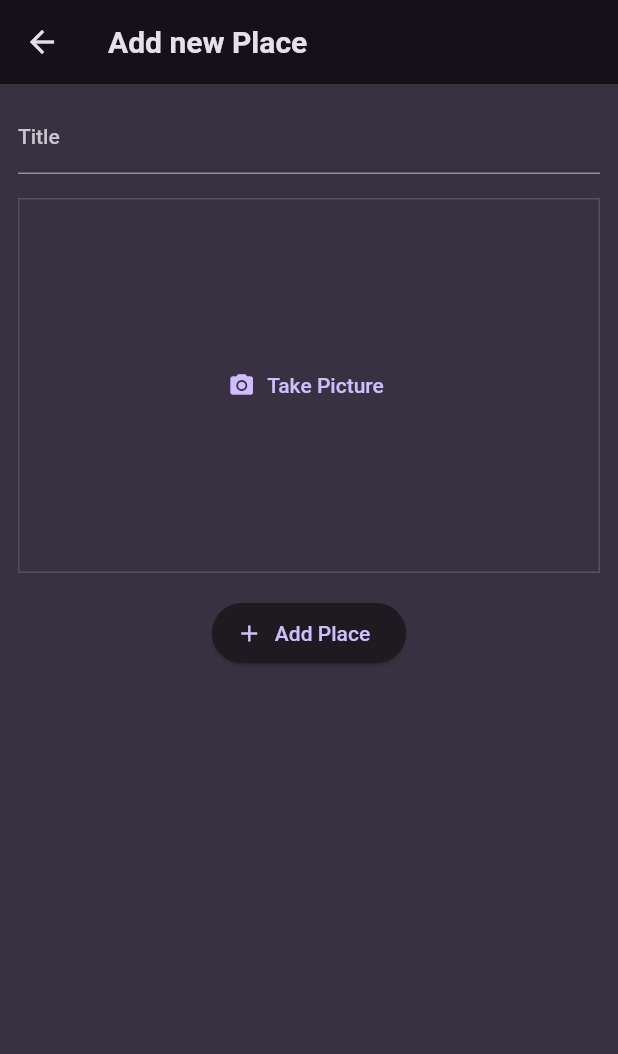
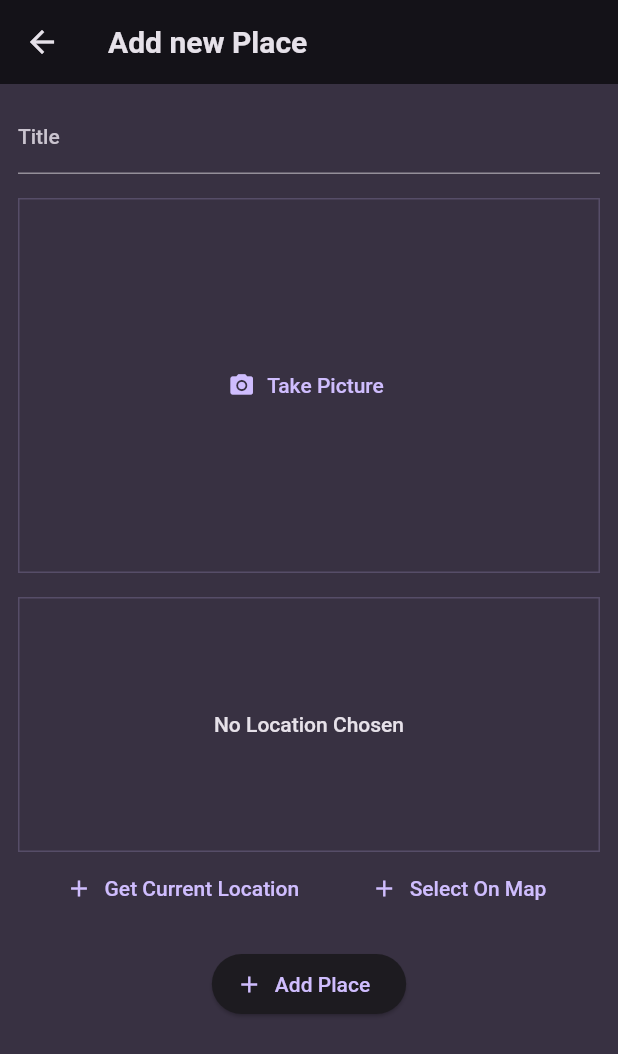
Before and after one commit to sks1992/Favorite_Places_Flutter, a Flutter app: the screen it shows after launch, after a tap on the "add" icon, on a phone screen of 412 x 824 dp. Shown: the top 1054 px of the screen. Run offline on Flutter 3.47's test engine with Material 2 defaults, Android fonts, the phone set to English and light mode, and no system bars; our stand-ins replace flutter_riverpod, google_fonts, google_maps_flutter, image_picker, location, sqflite; accounts and stored records are empty; network calls fail.

Commit message:
complete code

```diff
--- a/lib/model/place.dart
+++ b/lib/model/place.dart
@@ -7,10 +7,25 @@ const uuid = Uuid();
 class Place {
   final String id;
   final String title;
+  final PlaceLocation location;
   final File image;
 
   Place({
+    required this.title,
+    required this.location,
     required this.image,
-    required this.title,
-  }) : id = uuid.v4();
+    String? id,
+  }) : id = id ?? uuid.v4();
 }
+
+class PlaceLocation {
+  final double latitude;
+  final double longitude;
+  final String? address;
+
+  const PlaceLocation({
+    required this.latitude,
+    required this.longitude,
+    this.address,
+  });
+}
--- a/lib/providers/user_places_notifier.dart
+++ b/lib/providers/user_places_notifier.dart
@@ -2,12 +2,65 @@ import 'dart:io';
 
 import 'package:favorite_places_app/model/place.dart';
 import 'package:flutter_riverpod/flutter_riverpod.dart';
+import 'package:path/path.dart' as path;
+import 'package:path_provider/path_provider.dart' as syspaths;
+import 'package:sqflite/sqflite.dart' as sql;
+import 'package:sqflite/sqlite_api.dart';
+
+Future<Database> _getDatabase() async {
+  final dbPath = await sql.getDatabasesPath();
+  final db = await sql.openDatabase(
+    path.join(dbPath, 'places.db'),
+    onCreate: (db, version) {
+      return db.execute(
+          'CREATE TABLE user_places(id TEXT PRIMARY KEY,title TEXT,image TEXT,lat REAL,lng REAL,address TEXT)');
+    },
+    version: 1,
+  );
+  return db;
+}
 
 class UserPlacesNotifier extends StateNotifier<List<Place>> {
   UserPlacesNotifier() : super(const []);
 
-  void addPlace(String title ,File image) {
-    final newPlace = Place(title: title,image: image);
+  Future<void> loadPlaces() async {
+    final db = await _getDatabase();
+    final data = await db.query('user_places');
+    final places = data
+        .map(
+          (row) => Place(
+            id: row['id'] as String,
+            title: row['title'] as String,
+            image: File(row['image'] as String),
+            location: PlaceLocation(
+              latitude: row['lat'] as double,
+              longitude: row['lng'] as double,
+              address: row['address'] as String,
+            ),
+          ),
+        )
+        .toList();
+
+    state = places;
+  }
+
+  void addPlace(String title, File image, PlaceLocation location) async {
+    final appDir = await syspaths.getApplicationDocumentsDirectory();
+    final fileName = path.basename(image.path);
+    final copiedImage = await image.copy('${appDir.path}/$fileName');
+    final newPlace =
+        Place(title: title, image: copiedImage, location: location);
+
+    final db = await _getDatabase();
+    db.insert("user_places", {
+      'id': newPlace.id,
+      'title': newPlace.title,
+      'image': newPlace.image.path,
+      'lat': newPlace.location.latitude,
+      'lng': newPlace.location.longitude,
+      'address': newPlace.location.address,
+    });
+
     state = [newPlace, ...state];
   }
 }
--- a/lib/screen/add_place.dart
+++ b/lib/screen/add_place.dart
@@ -1,5 +1,7 @@
 import 'dart:io';
 
+import 'package:favorite_places_app/model/place.dart';
+import 'package:favorite_places_app/widgets/location_input.dart';
 import 'package:flutter/material.dart';
 import 'package:flutter_riverpod/flutter_riverpod.dart';
 
@@ -18,17 +20,20 @@ class AddPlaceScreen extends ConsumerStatefulWidget {
 class _AddPlaceScreenState extends ConsumerState<AddPlaceScreen> {
   final _titleController = TextEditingController();
   File? _selectedImage;
+  PlaceLocation? _selectedLocation;
 
   void _savePlace() {
     final enteredTitle = _titleController.text;
 
-    if (enteredTitle.isEmpty || _selectedImage == null) {
+    if (enteredTitle.isEmpty || _selectedImage == null ||_selectedLocation ==null) {
       return;
     }
 
-    ref
-        .read(userPlacesProvider.notifier)
-        .addPlace(enteredTitle, _selectedImage!);
+    ref.read(userPlacesProvider.notifier).addPlace(
+          enteredTitle,
+          _selectedImage!,
+          _selectedLocation!,
+        );
 
     Navigator.of(context).pop();
   }
@@ -63,6 +68,10 @@ class _AddPlaceScreenState extends ConsumerState<AddPlaceScreen> {
               },
             ),
             const SizedBox(height: 16),
+            LocationInput(onSelectLocation: (location) {
+              _selectedLocation = location;
+            }),
+            const SizedBox(height: 16),
             ElevatedButton.icon(
               onPressed: _savePlace,
               icon: const Icon(Icons.add),
--- a/lib/screen/places_screen.dart
+++ b/lib/screen/places_screen.dart
@@ -5,11 +5,26 @@ import 'package:flutter_riverpod/flutter_riverpod.dart';
 
 import '../widgets/places_list.dart';
 
-class PlacesScreen extends ConsumerWidget {
-  const PlacesScreen({Key? key}) : super(key: key);
+class PlacesScreen extends ConsumerStatefulWidget {
+  const PlacesScreen({super.key});
 
   @override
-  Widget build(BuildContext context, WidgetRef ref) {
+  ConsumerState<PlacesScreen> createState() {
+    return _PlacesScreenState();
+  }
+}
+
+class _PlacesScreenState extends ConsumerState<PlacesScreen> {
+  late Future<void> _placesFuture;
+
+  @override
+  void initState() {
+    super.initState();
+    _placesFuture = ref.read(userPlacesProvider.notifier).loadPlaces();
+  }
+
+  @override
+  Widget build(BuildContext context) {
     final userPlaces = ref.watch(userPlacesProvider);
     return Scaffold(
       appBar: AppBar(
@@ -27,7 +42,18 @@ class PlacesScreen extends ConsumerWidget {
           )
         ],
       ),
-      body: PlacesList(places: userPlaces),
+      body: Padding(
+        padding: const EdgeInsets.all(8.0),
+        child: FutureBuilder(
+          future: _placesFuture,
+          builder: (ctx, snapShot) =>
+              snapShot.connectionState == ConnectionState.waiting
+                  ? const Center(
+                      child: CircularProgressIndicator(),
+                    )
+                  : PlacesList(places: userPlaces),
+        ),
+      ),
     );
   }
 }
--- /dev/null
+++ b/lib/widgets/location_input.dart
@@ -0,0 +1,154 @@
+import 'dart:convert';
+
+import 'package:favorite_places_app/model/place.dart';
+import 'package:favorite_places_app/screen/map_screen.dart';
+import 'package:flutter/material.dart';
+import 'package:google_maps_flutter/google_maps_flutter.dart';
+import 'package:http/http.dart' as http;
+import 'package:location/location.dart';
+
+class LocationInput extends StatefulWidget {
+  const LocationInput({Key? key, required this.onSelectLocation})
+      : super(key: key);
+
+  final void Function(PlaceLocation location) onSelectLocation;
+
+  @override
+  State<LocationInput> createState() => _LocationInputState();
+}
+
+class _LocationInputState extends State<LocationInput> {
+  var apiKey = "AIzaSyBc1jzXUZNLPYA61OF_jFtg0NF32YJun9U";
+  PlaceLocation? _pickedLocation;
+  var _isGettingLocation = false;
+
+  String get locationImage {
+    if (_pickedLocation == null) return "";
+
+    final lat = _pickedLocation!.latitude;
+    final lng = _pickedLocation!.longitude;
+
+    return 'https://maps.googleapis.com/maps/api/staticmap?center=$lat,$lng&zoom=16&size=600x300&maptype=roadmap&markers=color:red%7Clabel:A%7C$lat,$lng&key=$apiKey';
+  }
+
+  Future<void> _savePlace(double latitude, double longitude) async {
+    final url =
+        'https://maps.googleapis.com/maps/api/geocode/json?latlng=$latitude,$longitude&key=$apiKey';
+
+    final response = await http.get(Uri.parse(url));
+    final resData = json.decode(response.body);
+    final address = resData['results'][0]['formatted_address'];
+
+    setState(() {
+      _pickedLocation = PlaceLocation(
+        latitude: latitude,
+        longitude: longitude,
+        address: address,
+      );
+      _isGettingLocation = false;
+    });
+
+    widget.onSelectLocation(_pickedLocation!);
+  }
+
+  void _getCurrentLocation() async {
+    Location location = Location();
+    bool serviceEnabled;
+    PermissionStatus permissionGranted;
+    LocationData locationData;
+
+    serviceEnabled = await location.serviceEnabled();
+    if (!serviceEnabled) {
+      serviceEnabled = await location.requestService();
+      if (!serviceEnabled) {
+        return;
+      }
+    }
+
+    permissionGranted = await location.hasPermission();
+    if (permissionGranted == PermissionStatus.denied) {
+      permissionGranted = await location.requestPermission();
+      if (permissionGranted != PermissionStatus.granted) {
+        return;
+      }
+    }
+    setState(() {
+      _isGettingLocation = true;
+    });
+    locationData = await location.getLocation();
+
+    final lat = locationData.latitude;
+    final lng = locationData.longitude;
+
+    if (lat == null || lng == null) {
+      return;
+    }
+
+    _savePlace(lat, lng);
+  }
+
+  void _selectOnMap() async {
+    final pickedLocation = await Navigator.of(context).push<LatLng>(
+      MaterialPageRoute(
+        builder: (_) => const MapScreen(),
+      ),
+    );
+
+    if (pickedLocation == null) return;
+    _savePlace(pickedLocation.latitude, pickedLocation.longitude);
+  }
+
+  @override
+  Widget build(BuildContext context) {
+    Widget previewContent = Text(
+      "No Location Chosen",
+      textAlign: TextAlign.center,
+      style: Theme.of(context).textTheme.bodyLarge!.copyWith(
+            color: Theme.of(context).colorScheme.onBackground,
+          ),
+    );
+
+    if (_pickedLocation != null) {
+      previewContent = Image.network(
+        locationImage,
+        fit: BoxFit.cover,
+        width: double.infinity,
+        height: double.infinity,
+      );
+    }
+    if (_isGettingLocation == true) {
+      previewContent = const CircularProgressIndicator();
+    }
+    return Column(
+      children: [
+        Container(
+          height: 170,
+          alignment: Alignment.center,
+          width: double.infinity,
+          decoration: BoxDecoration(
+            border: Border.all(
+              width: 1,
+              color: Theme.of(context).colorScheme.primary.withOpacity(0.2),
+            ),
+          ),
+          child: previewContent,
+        ),
+        Row(
+          mainAxisAlignment: MainAxisAlignment.spaceEvenly,
+          children: [
+            TextButton.icon(
+              onPressed: _getCurrentLocation,
+              icon: const Icon(Icons.add),
+              label: const Text("Get Current Location"),
+            ),
+            TextButton.icon(
+              onPressed: _selectOnMap,
+              icon: const Icon(Icons.add),
+              label: const Text("Select On Map"),
+            ),
+          ],
+        )
+      ],
+    );
+  }
+}
--- a/pubspec.yaml
+++ b/pubspec.yaml
@@ -39,6 +39,12 @@ dependencies:
   google_fonts: ^4.0.4
   flutter_riverpod: ^2.3.6
   image_picker: ^0.8.7+5
+  location: ^4.4.0
+  http: ^0.13.6
+  google_maps_flutter: ^2.2.6
+  path_provider: ^2.0.15
+  path: ^1.8.3
+  sqflite: ^2.2.8+4
 
 dev_dependencies:
   flutter_test:
```
Also changed, not shown: lib/screen/map_screen.dart (added, +73 -0 lines), lib/screen/places_detail.dart (+70 -8 lines), lib/widgets/places_list.dart (+11 -0 lines), pubspec.lock, 3 other files.
